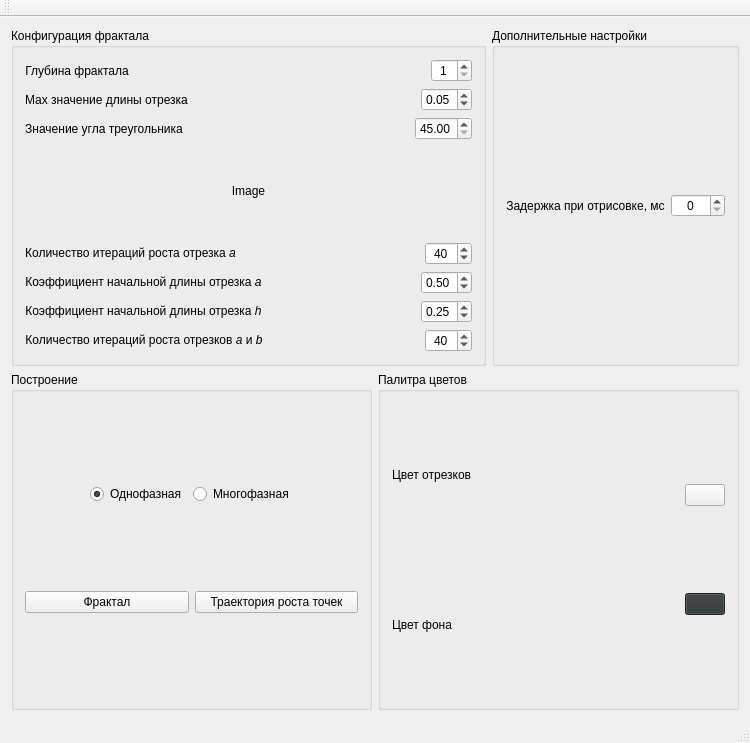
teploff/fractal_growth, file mainwindow.ui: the form before one commit.
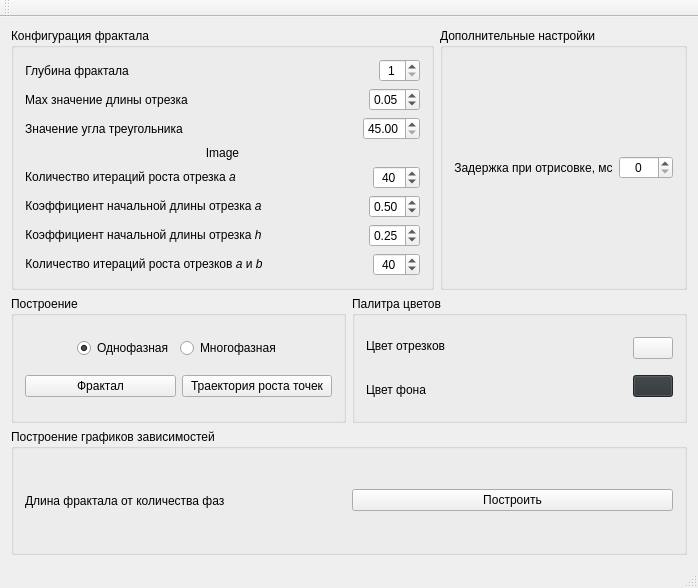
The form after the commit.

Commit message: make graph of count phases and fractal length

Patch:
```diff
--- a/mainwindow.ui
+++ b/mainwindow.ui
@@ -6,8 +6,8 @@
    <rect>
     <x>0</x>
     <y>0</y>
-    <width>750</width>
-    <height>743</height>
+    <width>698</width>
+    <height>588</height>
    </rect>
   </property>
   <property name="windowTitle">
@@ -538,6 +538,33 @@
       </item>
      </layout>
     </item>
+    <item>
+     <widget class="QGroupBox" name="groupBox_3">
+      <property name="title">
+       <string>Построение графиков зависимостей</string>
+      </property>
+      <layout class="QHBoxLayout" name="horizontalLayout_16">
+       <item>
+        <layout class="QHBoxLayout" name="horizontalLayout_15">
+         <item>
+          <widget class="QLabel" name="lb_graph_line_len">
+           <property name="text">
+            <string>Длина фрактала от количества фаз</string>
+           </property>
+          </widget>
+         </item>
+         <item>
+          <widget class="QPushButton" name="pb_graph_line_len">
+           <property name="text">
+            <string>Построить</string>
+           </property>
+          </widget>
+         </item>
+        </layout>
+       </item>
+      </layout>
+     </widget>
+    </item>
    </layout>
   </widget>
   <widget class="QMenuBar" name="menuBar">
```
Left out of the diff: 2 changed lines with no effect on the pictures. The commit also changes 4 other files.
